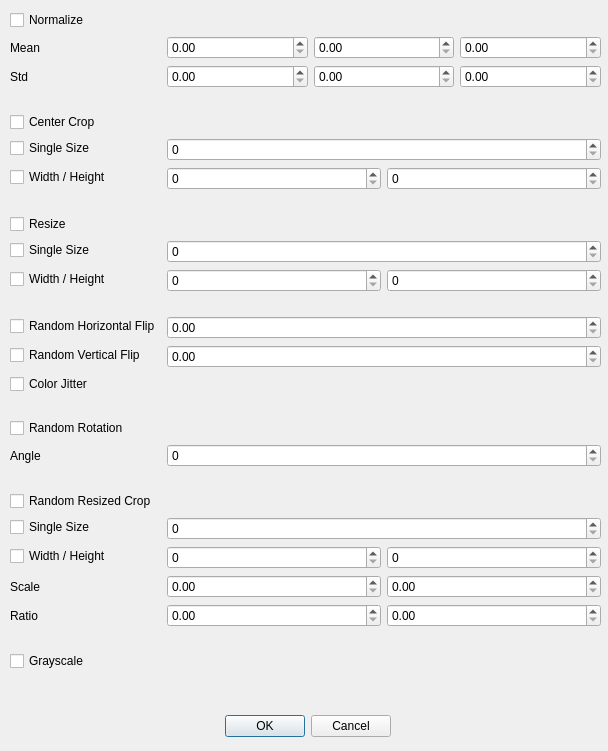
Above: gui/DialogDataAugmentation.ui from Peto-RS/DP_CNN before the change. Below: the same form after it.
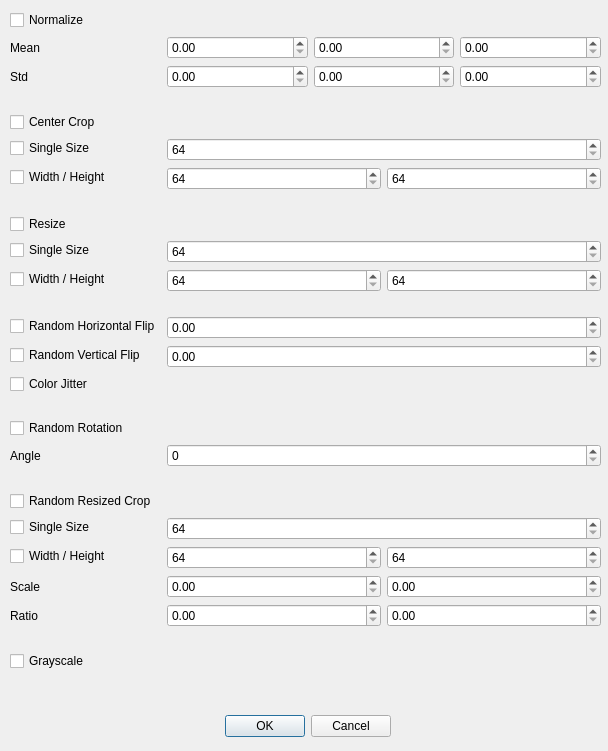
That is the form after the change.

Patch:
```diff
--- a/gui/DialogDataAugmentation.ui
+++ b/gui/DialogDataAugmentation.ui
@@ -87,7 +87,11 @@
      </layout>
     </item>
     <item row="5" column="1">
-     <widget class="QSpinBox" name="spinBox_center_crop_image_size_single"/>
+     <widget class="QSpinBox" name="spinBox_center_crop_image_size_single">
+      <property name="minimum">
+       <number>64</number>
+      </property>
+     </widget>
     </item>
     <item row="4" column="0">
      <widget class="QCheckBox" name="checkBox_center_crop_enabled">
@@ -118,15 +122,27 @@
      </widget>
     </item>
     <item row="9" column="1">
-     <widget class="QSpinBox" name="spinBox_resize_image_size_single"/>
+     <widget class="QSpinBox" name="spinBox_resize_image_size_single">
+      <property name="minimum">
+       <number>64</number>
+      </property>
+     </widget>
     </item>
     <item row="10" column="1">
      <layout class="QHBoxLayout" name="horizontalLayout_3">
       <item>
-       <widget class="QSpinBox" name="spinBox_resize_image_width"/>
+       <widget class="QSpinBox" name="spinBox_resize_image_width">
+        <property name="minimum">
+         <number>64</number>
+        </property>
+       </widget>
       </item>
       <item>
-       <widget class="QSpinBox" name="spinBox_resize_image_height"/>
+       <widget class="QSpinBox" name="spinBox_resize_image_height">
+        <property name="minimum">
+         <number>64</number>
+        </property>
+       </widget>
       </item>
      </layout>
     </item>
@@ -255,7 +271,11 @@
      </widget>
     </item>
     <item row="20" column="1">
-     <widget class="QSpinBox" name="spinBox_random_resized_crop_image_size_single"/>
+     <widget class="QSpinBox" name="spinBox_random_resized_crop_image_size_single">
+      <property name="minimum">
+       <number>64</number>
+      </property>
+     </widget>
     </item>
     <item row="21" column="0">
      <widget class="QCheckBox" name="checkBox_random_resized_crop_image_size_wh_enabled">
@@ -268,13 +288,20 @@
      <layout class="QHBoxLayout" name="horizontalLayout_4">
       <item>
        <widget class="QSpinBox" name="spinBox_random_resized_crop_image_width">
+        <property name="minimum">
+         <number>64</number>
+        </property>
         <property name="maximum">
          <number>99</number>
         </property>
        </widget>
       </item>
       <item>
-       <widget class="QSpinBox" name="spinBox_random_resized_crop_image_height"/>
+       <widget class="QSpinBox" name="spinBox_random_resized_crop_image_height">
+        <property name="minimum">
+         <number>64</number>
+        </property>
+       </widget>
       </item>
      </layout>
     </item>
@@ -342,10 +369,18 @@
     <item row="6" column="1">
      <layout class="QHBoxLayout" name="horizontalLayout_7">
       <item>
-       <widget class="QSpinBox" name="spinBox_center_crop_image_width"/>
+       <widget class="QSpinBox" name="spinBox_center_crop_image_width">
+        <property name="minimum">
+         <number>64</number>
+        </property>
+       </widget>
       </item>
       <item>
-       <widget class="QSpinBox" name="spinBox_center_crop_image_height"/>
+       <widget class="QSpinBox" name="spinBox_center_crop_image_height">
+        <property name="minimum">
+         <number>64</number>
+        </property>
+       </widget>
       </item>
      </layout>
     </item>
```
